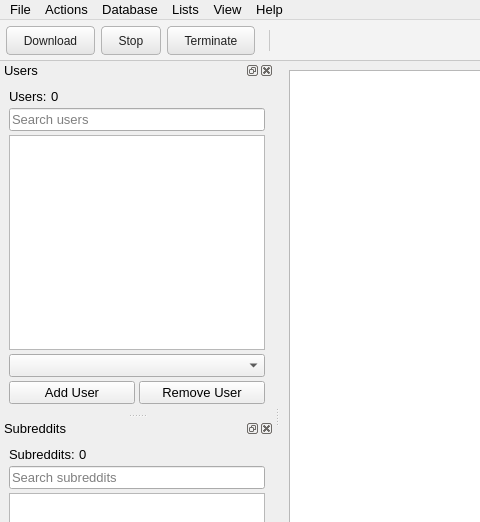
Before: the Qt Designer form Resources/ui_files/downloader_for_reddit_gui.ui in myanonapps/DownloaderForReddit, drawn with Qt 5; both pictures show x 0 to 480 and y 0 to 522 of the 1232 by 836 pixel window.
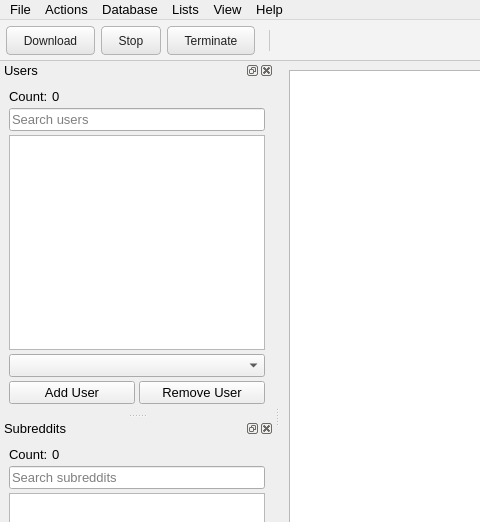
After: the same form once the commit is applied. Icons and pictures are not drawn. Custom widgets are drawn as their Qt base class.

Diff of the .ui file:
```diff
--- a/Resources/ui_files/downloader_for_reddit_gui.ui
+++ b/Resources/ui_files/downloader_for_reddit_gui.ui
@@ -289,7 +289,7 @@
        <item>
         <widget class="QLabel" name="label_2">
          <property name="text">
-          <string>Users:</string>
+          <string>Count:</string>
          </property>
         </widget>
        </item>
@@ -367,7 +367,7 @@
        <item>
         <widget class="QLabel" name="label_4">
          <property name="text">
-          <string>Subreddits:</string>
+          <string>Count:</string>
          </property>
         </widget>
        </item>
```
